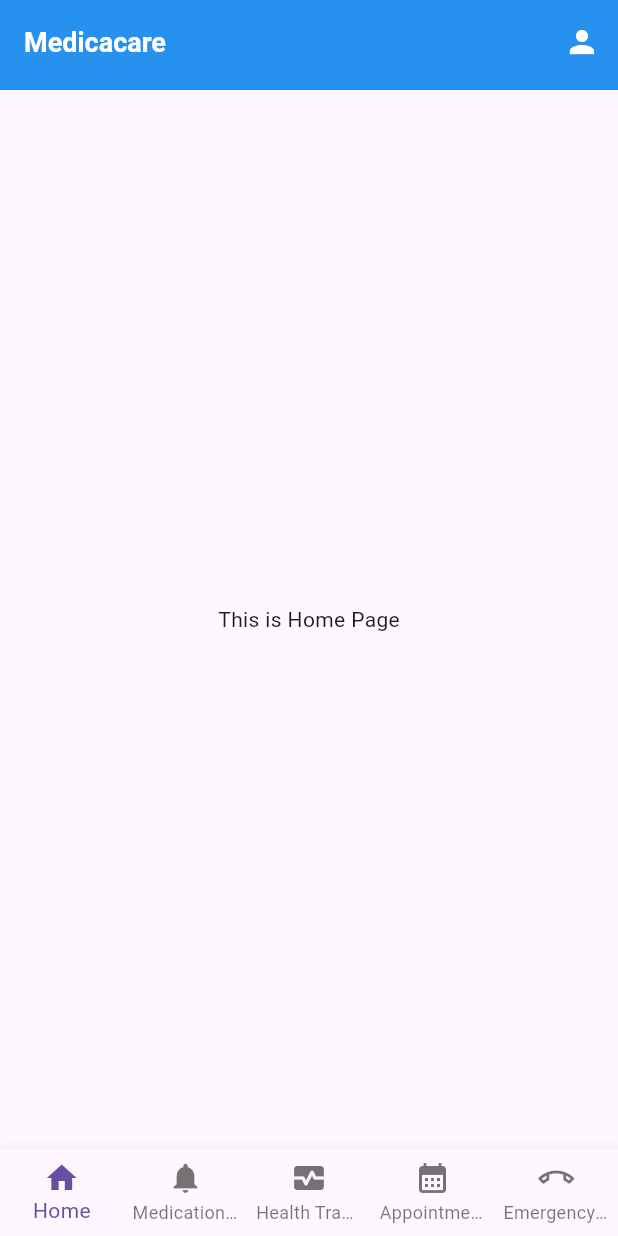
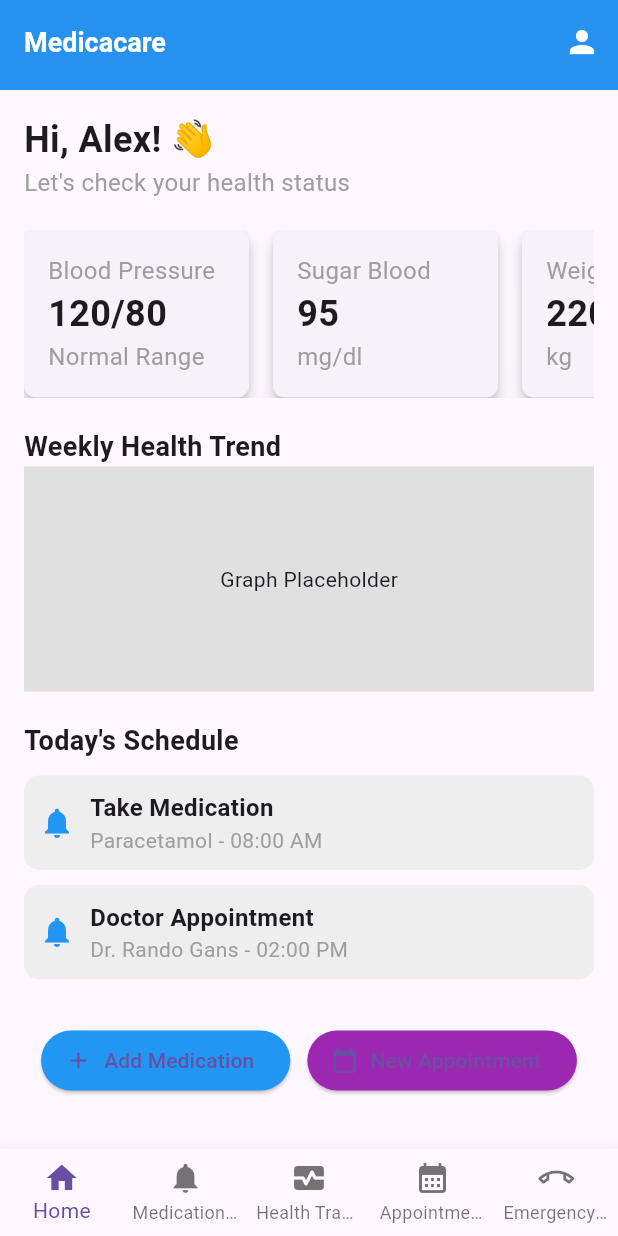
Before and after one commit to UmarA1Faruq/PM2-Project-Medicacare, a Flutter app: the screen it shows after launch, on a phone screen of 412 x 824 dp. Run offline on Flutter 3.47's test engine with Material 3 defaults, Android fonts, the phone set to English and light mode, and no system bars; our stand-ins replace firebase_auth, firebase_core, get; accounts and stored records are empty.

Commit message:
menambahkan bagian home

```diff
--- a/lib/app/modules/home/views/home_view.dart
+++ b/lib/app/modules/home/views/home_view.dart
@@ -5,8 +5,140 @@ class HomeView extends StatelessWidget {
   @override
   Widget build(BuildContext context) {
     return MainLayout(
-      body: Center(
-        child: Text('This is Home Page'),
+      body: SingleChildScrollView(
+        child: Padding(
+          padding: const EdgeInsets.all(16.0),
+          child: Column(
+            crossAxisAlignment: CrossAxisAlignment.start,
+            children: [
+              const Text(
+                'Hi, Alex! 👋',
+                style: TextStyle(fontSize: 24, fontWeight: FontWeight.bold),
+              ),
+              const Text(
+                "Let's check your health status",
+                style: TextStyle(fontSize: 16, color: Colors.grey),
+              ),
+              const SizedBox(height: 20),
+              SingleChildScrollView(
+                scrollDirection: Axis.horizontal,
+                child: Row(
+                  children: [
+                    _buildHealthMetricCard(
+                        'Blood Pressure', '120/80', 'Normal Range'),
+                    _buildHealthMetricCard('Sugar Blood', '95', 'mg/dl'),
+                    _buildHealthMetricCard('Weight', '220', 'kg'),
+                  ],
+                ),
+              ),
+              const SizedBox(height: 20),
+              const Text(
+                'Weekly Health Trend',
+                style: TextStyle(fontSize: 18, fontWeight: FontWeight.bold),
+              ),
+              Container(
+                height: 150,
+                color: Colors.grey[300],
+                child: const Center(child: Text('Graph Placeholder')),
+              ),
+              const SizedBox(height: 20),
+              const Text(
+                "Today's Schedule",
+                style: TextStyle(fontSize: 18, fontWeight: FontWeight.bold),
+              ),
+              const SizedBox(height: 10),
+              _buildScheduleItem('Take Medication', 'Paracetamol - 08:00 AM'),
+              _buildScheduleItem(
+                  'Doctor Appointment', 'Dr. Rando Gans - 02:00 PM'),
+              const SizedBox(height: 20),
+              Row(
+                mainAxisAlignment: MainAxisAlignment.spaceEvenly,
+                children: [
+                  ElevatedButton.icon(
+                    onPressed: () {
+                      // Aksi untuk menambahkan pengingat obat
+                    },
+                    icon: const Icon(Icons.add),
+                    label: const Text('Add Medication'),
+                    style:
+                        ElevatedButton.styleFrom(backgroundColor: Colors.blue),
+                  ),
+                  ElevatedButton.icon(
+                    onPressed: () {
+                      // Aksi untuk membuat janji baru
+                    },
+                    icon: const Icon(Icons.calendar_today),
+                    label: const Text('New Appointment'),
+                    style: ElevatedButton.styleFrom(
+                        backgroundColor: Colors.purple),
+                  ),
+                ],
+              ),
+            ],
+          ),
+        ),
+      ),
+    );
+  }
+
+  Widget _buildHealthMetricCard(String title, String value, String unit) {
+    return Card(
+      elevation: 4,
+      shape: RoundedRectangleBorder(
+        borderRadius: BorderRadius.circular(8),
+      ),
+      margin: const EdgeInsets.only(right: 16),
+      child: Container(
+        width: 150,
+        padding: const EdgeInsets.all(16.0),
+        child: Column(
+          crossAxisAlignment: CrossAxisAlignment.start,
+          children: [
+            Text(
+              title,
+              style: const TextStyle(fontSize: 16, color: Colors.grey),
+            ),
+            Text(
+              value,
+              style: const TextStyle(fontSize: 24, fontWeight: FontWeight.bold),
+            ),
+            Text(
+              unit,
+              style: const TextStyle(fontSize: 16, color: Colors.grey),
+            ),
+          ],
+        ),
+      ),
+    );
+  }
+
+  Widget _buildScheduleItem(String title, String subtitle) {
+    return Container(
+      margin: const EdgeInsets.only(bottom: 10),
+      padding: const EdgeInsets.all(10),
+      decoration: BoxDecoration(
+        color: Colors.grey[200],
+        borderRadius: BorderRadius.circular(10),
+      ),
+      child: Row(
+        children: [
+          const Icon(Icons.notifications, color: Colors.blue),
+          const SizedBox(width: 10),
+          Column(
+            crossAxisAlignment: CrossAxisAlignment.start,
+            children: [
+              Text(
+                title,
+                style:
+                    const TextStyle(fontSize: 16, fontWeight: FontWeight.bold),
+              ),
+              Text(
+                subtitle,
+                style: const TextStyle(fontSize: 14, color: Colors.grey),
+              ),
+            ],
+          ),
+        ],
       ),
     );
   }
```
